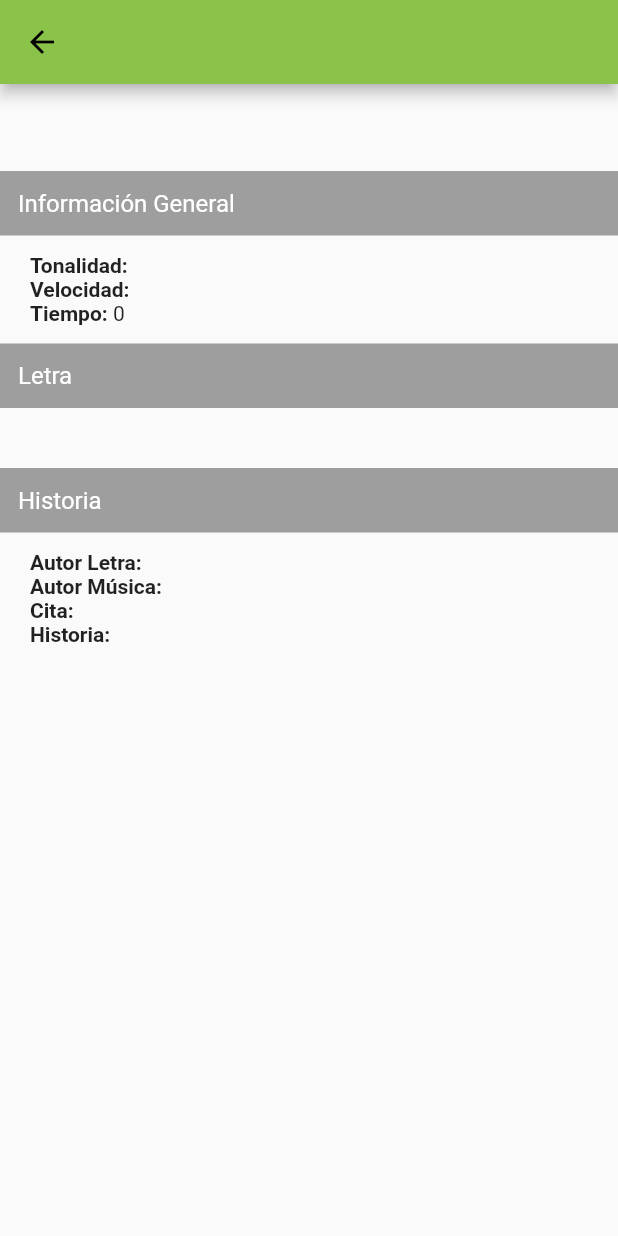
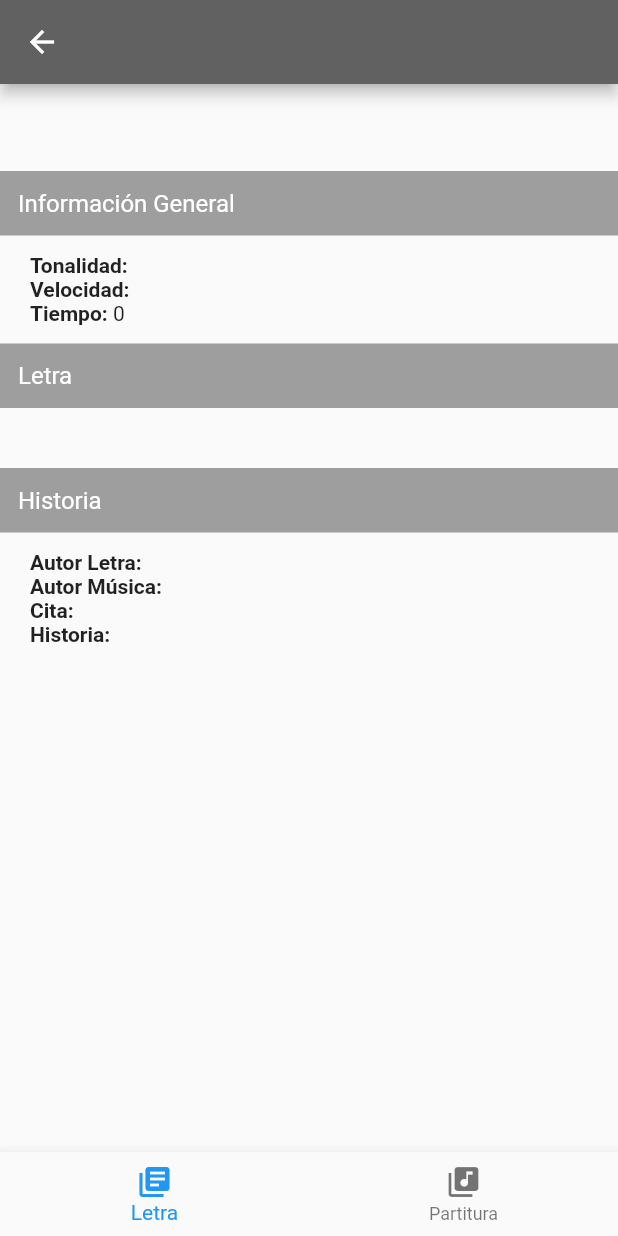
Before and after one commit to JoelGZ/himnarioFlutter, a Flutter app: the CoroDetailRoute screen opened directly with empty values, on a phone screen of 412 x 824 dp. Run offline on Flutter 3.47's test engine with Material 2 defaults, Android fonts, the phone set to English and light mode, and no system bars.

Commit message:
Change theme colors. Add tabBar in CoroDetail, not functional

```diff
--- a/lib/busqueda_route.dart
+++ b/lib/busqueda_route.dart
@@ -345,7 +345,7 @@ class _BusquedaRouteState extends State<BusquedaRoute> {
                 filterSearchResults("", searchTonalidad, checkboxValues);
               });
             },
-            color: Colors.lightGreen,
+            color: Colors.blueGrey,
             child: Icon(Icons.filter_list, color: Colors.white),
           )
         ],
@@ -618,6 +618,7 @@ class _BusquedaRouteState extends State<BusquedaRoute> {
     }
 
     final listView = Container(
+      padding: EdgeInsets.fromLTRB(0.0,8.0,0.0,0.0),
       child: _buildCoroEnBusquedaWidget(corosEnBusqueda),
     );
 
--- a/lib/coro_detail_route.dart
+++ b/lib/coro_detail_route.dart
@@ -217,6 +217,18 @@ class CoroDetailRoute extends StatelessWidget {
           )
         ],
       ),
+      bottomNavigationBar: BottomNavigationBar(
+        items: [
+          BottomNavigationBarItem(
+            icon: Icon(Icons.library_books),
+            title: Text("Letra")
+          ),
+          BottomNavigationBarItem(
+              icon: Icon(Icons.library_music),
+              title: Text("Partitura")
+          ),
+        ]
+      ),
     );
   }
 }
--- a/lib/main.dart
+++ b/lib/main.dart
@@ -11,7 +11,7 @@ class HimnarioAcEApp extends StatelessWidget {
     return MaterialApp(
       debugShowCheckedModeBanner: false,
       title: "Himnario",
-      theme: ThemeData(primaryColor: Colors.lightGreen),
+      theme: ThemeData(primaryColor: Colors.grey[700]),
       home: BusquedaRoute(),
     );
   }
```
